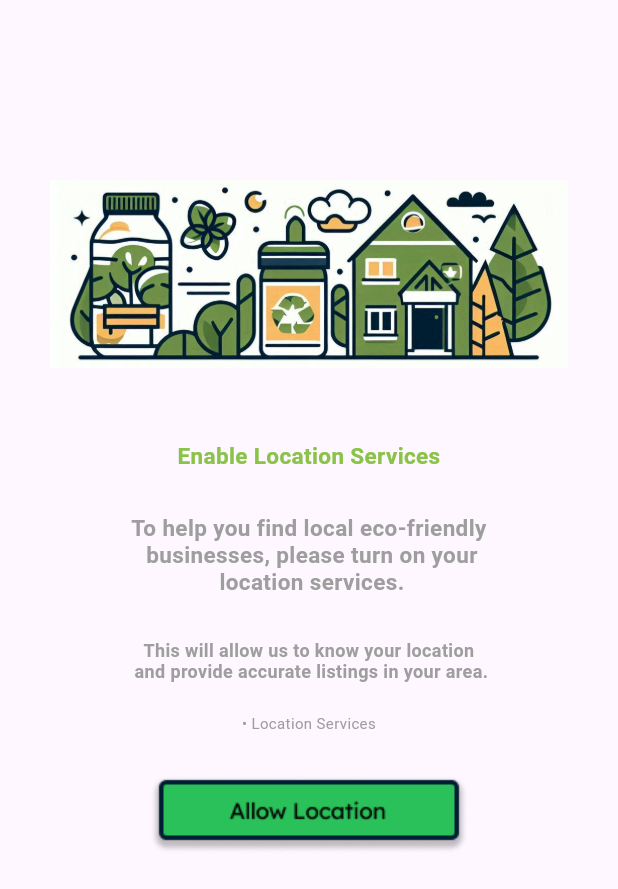
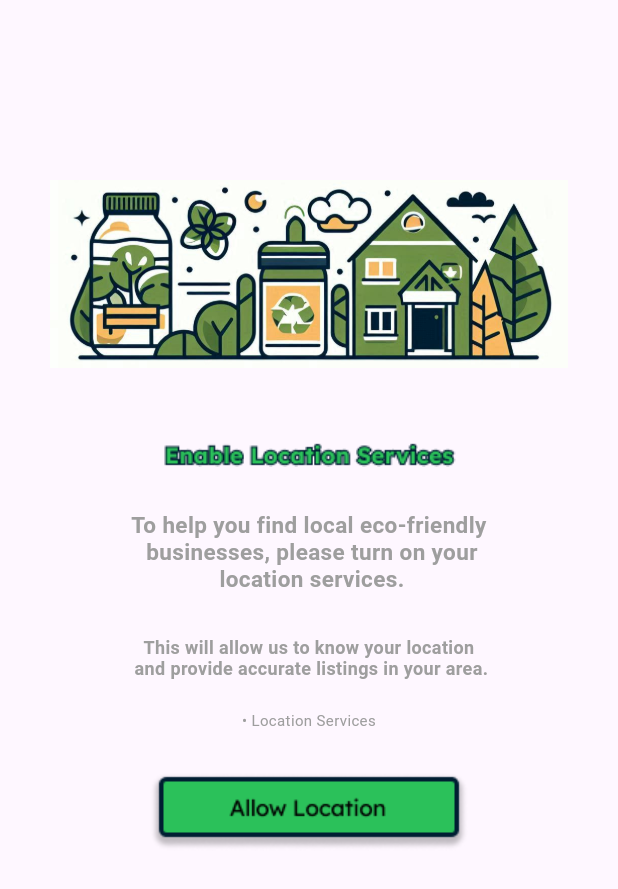
Before and after one commit to IEMDomain04/EcoSpot_Local, a Flutter app: the OnBoarding5 screen opened directly, on a phone screen of 412 x 824 dp. Shown: the top 889 px of the screen. Run offline on Flutter 3.47's test engine with Material 3 defaults, Android fonts, the phone set to English and light mode, and no system bars.

Commit message:
Fixed Onboarding

```diff
--- a/lib/onboarding_page/ob5.dart
+++ b/lib/onboarding_page/ob5.dart
@@ -18,13 +18,7 @@ class OnBoarding5 extends StatelessWidget {
                 Image.asset('assets/images/img4.png', height: 125, width: 350),
                 SizedBox(height: 50.0),
 
-                Text("Enable Location Services",
-                    textAlign: TextAlign.center,
-                    style: TextStyle(
-                        color: Colors.lightGreen,
-                        fontSize: 15,
-                        height: 1.2,
-                        fontWeight: FontWeight.bold)),
+                Image.asset('assets/textLocationServices.png'),
                 SizedBox(height: 30.0),
 
                 Text(
```
